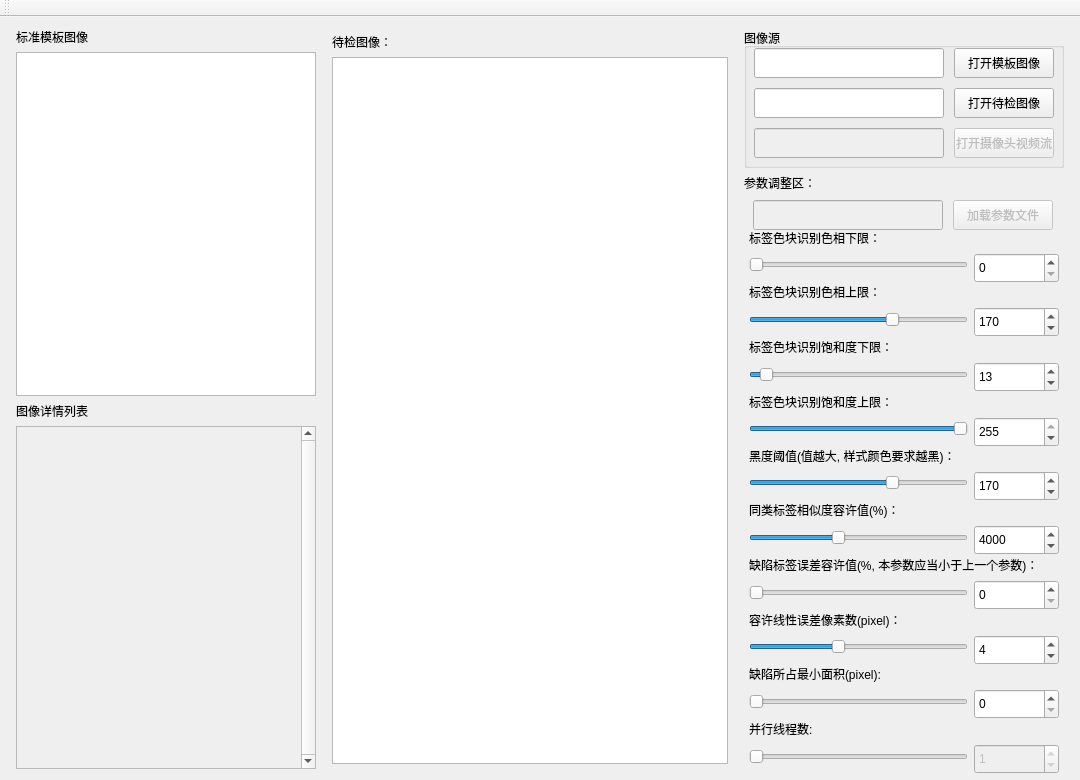
Old version of the form QtUI/mainwindow.ui in the repository h13-0/label_checker.
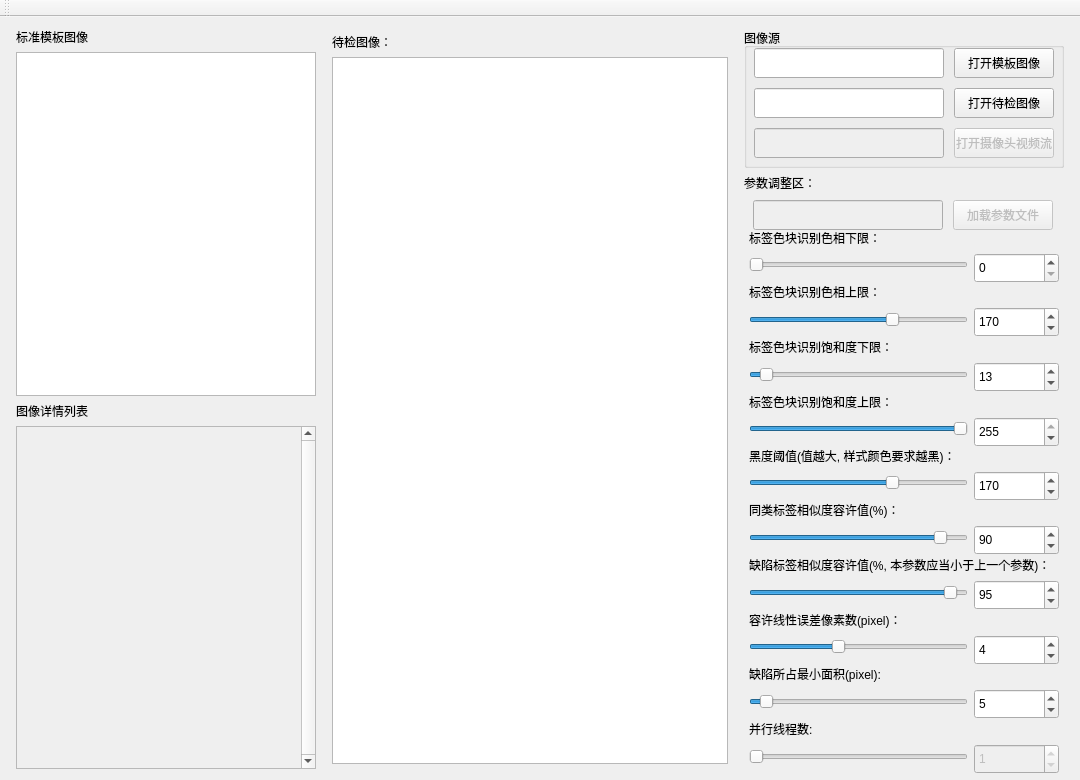
New version of the form.

Commit message: 完成UI参数连接

The edit to the form file:
```diff
--- a/QtUI/mainwindow.ui
+++ b/QtUI/mainwindow.ui
@@ -527,13 +527,13 @@
           <item>
            <widget class="QSlider" name="ClassSimilaritySldider">
             <property name="maximum">
-             <number>10000</number>
+             <number>100</number>
             </property>
             <property name="singleStep">
              <number>0</number>
             </property>
             <property name="value">
-             <number>4000</number>
+             <number>90</number>
             </property>
             <property name="orientation">
              <enum>Qt::Orientation::Horizontal</enum>
@@ -549,10 +549,10 @@
              </size>
             </property>
             <property name="maximum">
-             <number>10000</number>
+             <number>100</number>
             </property>
             <property name="value">
-             <number>4000</number>
+             <number>90</number>
             </property>
            </widget>
           </item>
@@ -561,7 +561,7 @@
         <item>
          <widget class="QLabel" name="label_8">
           <property name="text">
-           <string>缺陷标签误差容许值(%, 本参数应当小于上一个参数)：</string>
+           <string>缺陷标签相似度容许值(%, 本参数应当小于上一个参数)：</string>
           </property>
          </widget>
         </item>
@@ -572,6 +572,12 @@
           </property>
           <item>
            <widget class="QSlider" name="NotGoodSimilaritySlider">
+            <property name="maximum">
+             <number>100</number>
+            </property>
+            <property name="value">
+             <number>95</number>
+            </property>
             <property name="orientation">
              <enum>Qt::Orientation::Horizontal</enum>
             </property>
@@ -585,6 +591,12 @@
               <height>30</height>
              </size>
             </property>
+            <property name="maximum">
+             <number>100</number>
+            </property>
+            <property name="value">
+             <number>95</number>
+            </property>
            </widget>
           </item>
          </layout>
@@ -643,6 +655,9 @@
           </property>
           <item>
            <widget class="QSlider" name="DefectMinAreaSlider">
+            <property name="value">
+             <number>5</number>
+            </property>
             <property name="orientation">
              <enum>Qt::Orientation::Horizontal</enum>
             </property>
@@ -656,6 +671,9 @@
               <height>30</height>
              </size>
             </property>
+            <property name="value">
+             <number>5</number>
+            </property>
            </widget>
           </item>
          </layout>
```
The commit also changes 5 other files.
